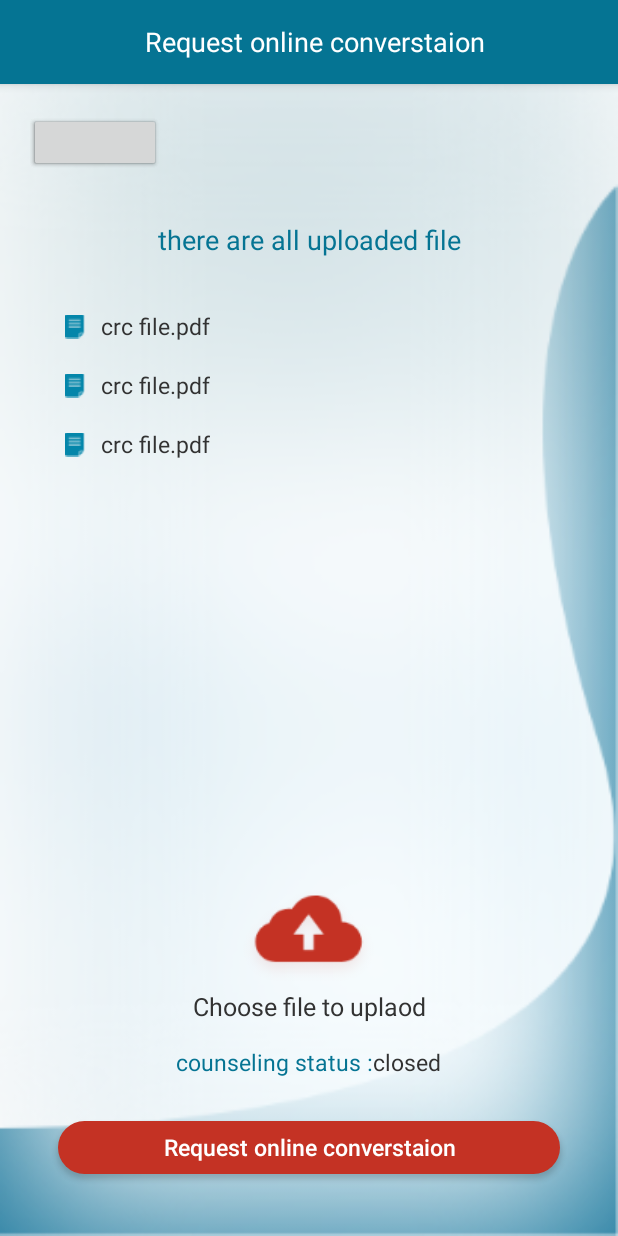
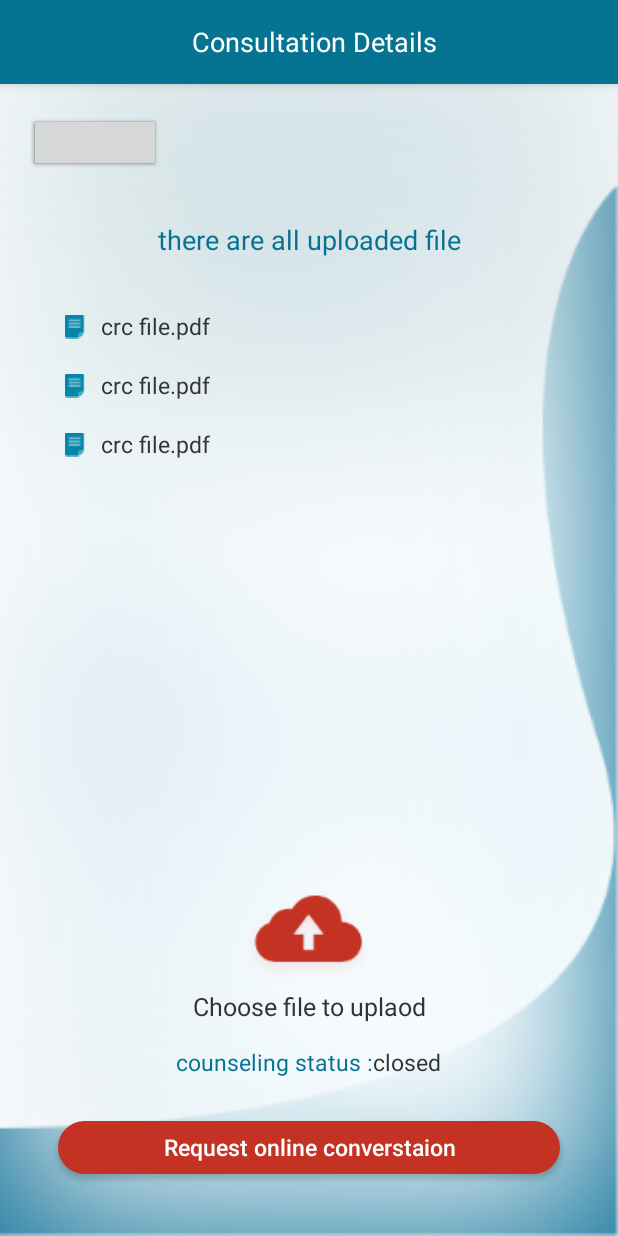
Before and after one commit to BeSolutionsMobile/KonsilAndroid, an Android app: the fragment fragment_files placed in its activity, on a phone screen of 412 x 824 dp. Run offline under Robolectric (Android 15) with nearby library versions, the light colour scheme and no system bars; our stand-ins replace Picasso, sdp/ssp sizes; libraries missing offline, so code that uses them is left out: co.ceryle.radiorealbutton; plain views replace RadioRealButton, RadioRealButtonGroup; pictures from the network do not load; 3 statements that could not run were skipped.

Commit message:
Amir Commit

```diff
--- a/app/build.gradle
+++ b/app/build.gradle
@@ -44,7 +44,7 @@ dependencies {
     implementation 'com.facebook.android:facebook-login:4.40.0'
     annotationProcessor 'com.jakewharton:butterknife-compiler:10.1.0'
     implementation 'co.infinum:goldfinger:1.1.1'
-    implementation 'com.github.ceryle:RadioRealButton:v2.1.1'
+    implementation 'com.github.patgdut:RadioRealButton:v2.1.2'
     implementation 'com.thoughtbot:expandablerecyclerview:1.3'
     implementation 'com.airbnb.android:lottie:2.7.0'
     implementation 'pl.droidsonroids.gif:android-gif-drawable:1.2.19'
--- a/app/src/main/java/com/besolutions/konsil/scenarios/scenario_Consulation_result/Controller/Consulation_result/consulation_result.java
+++ b/app/src/main/java/com/besolutions/konsil/scenarios/scenario_Consulation_result/Controller/Consulation_result/consulation_result.java
@@ -46,7 +46,7 @@ public class consulation_result extends AppCompatActivity {
         radioRealButtonGroup.setPosition(0);
 
         TextView title=(TextView)findViewById(R.id.title);
-        String req_online_con = getResources().getString(R.string.request_online_converstaion);
+        String req_online_con = "Consultation Details";
         title.setText(req_online_con);
 
     }
--- a/app/src/main/java/com/besolutions/konsil/scenarios/scenario_Consulation_result/Controller/Consulation_result/fragment_files/fragment_files.java
+++ b/app/src/main/java/com/besolutions/konsil/scenarios/scenario_Consulation_result/Controller/Consulation_result/fragment_files/fragment_files.java
@@ -1,16 +1,19 @@
 package com.besolutions.konsil.scenarios.scenario_Consulation_result.Controller.Consulation_result.fragment_files;
 
 
+import android.content.Intent;
 import android.os.Bundle;
 import android.support.v4.app.Fragment;
 import android.support.v7.widget.RecyclerView;
 import android.view.LayoutInflater;
 import android.view.View;
 import android.view.ViewGroup;
+import android.widget.Button;
 
 import com.besolutions.konsil.scenarios.scenario_Consulation_result.Controller.Consulation_result.fragment_report.model.file_list;
 import com.besolutions.konsil.scenarios.scenario_Consulation_result.Controller.Consulation_result.fragment_report.file_result_adapter;
 import com.besolutions.konsil.R;
+import com.besolutions.konsil.scenarios.scenario_request_online_conversation.Controller.request_online_conversation;
 import com.besolutions.konsil.utils.utils_adapter;
 
 import java.util.ArrayList;
@@ -21,6 +24,7 @@ import java.util.ArrayList;
 public class fragment_files extends Fragment {
        View view;
        RecyclerView list;
+       Button button;
 
     public fragment_files() {
         // Required empty public constructor
@@ -31,7 +35,7 @@ public class fragment_files extends Fragment {
     public View onCreateView(LayoutInflater inflater, ViewGroup container,
                              Bundle savedInstanceState) {
         // Inflate the layout for this fragment
-        view= inflater.inflate(R.layout.fragment_files, container, false);
+        view = inflater.inflate(R.layout.fragment_files, container, false);
         getData();
         return view;
     }
@@ -43,8 +47,18 @@ public class fragment_files extends Fragment {
         arrayList.add(new file_list("1","crc file.pdf"));
         arrayList.add(new file_list("1","crc file.pdf"));
 
-        list=(RecyclerView)view.findViewById(R.id.file_list);
+        list = view.findViewById(R.id.file_list);
         utils_adapter utils_adapter=new utils_adapter();
         utils_adapter.Adapter(list,new file_result_adapter(getActivity(),arrayList),getActivity());
+
+
+        button = view.findViewById(R.id.button);
+        button.setOnClickListener(new View.OnClickListener() {
+            @Override
+            public void onClick(View v) {
+
+                startActivity(new Intent(getActivity(), request_online_conversation.class));
+            }
+        });
     }
 }
--- a/app/src/main/java/com/besolutions/konsil/scenarios/scenario_Consulation_result/Controller/Consulation_result/fragment_message/Controller/fragement_msg.java
+++ b/app/src/main/java/com/besolutions/konsil/scenarios/scenario_Consulation_result/Controller/Consulation_result/fragment_message/Controller/fragement_msg.java
@@ -14,6 +14,7 @@ import com.besolutions.konsil.R;
 import com.besolutions.konsil.scenarios.scenario_Consulation_result.Controller.Consulation_result.fragment_message.model.consulation_list;
 import com.besolutions.konsil.scenarios.scenario_Consulation_result.Controller.Consulation_result.fragment_message.pattern.consulation_result_adapter;
 import com.besolutions.konsil.scenarios.scenario_online_conversation.Controller.online_conversation;
+import com.besolutions.konsil.scenarios.scenario_request_online_conversation.Controller.request_online_conversation;
 import com.besolutions.konsil.utils.utils_adapter;
 
 import java.util.ArrayList;
@@ -61,7 +62,7 @@ public class fragement_msg extends Fragment implements View.OnClickListener {
     public void onClick(View v) {
         if(v.getId()==R.id.req_online_conv)
         {
-            startActivity(new Intent(getActivity(), online_conversation.class));
+            startActivity(new Intent(getActivity(), request_online_conversation.class));
         }
     }
 }
--- a/app/src/main/java/com/besolutions/konsil/scenarios/scenario_Consulation_result/Controller/Consulation_result/fragment_report/Controller/fragment_report.java
+++ b/app/src/main/java/com/besolutions/konsil/scenarios/scenario_Consulation_result/Controller/Consulation_result/fragment_report/Controller/fragment_report.java
@@ -13,6 +13,7 @@ import android.widget.Button;
 import com.besolutions.konsil.R;
 import com.besolutions.konsil.scenarios.scenario_make_complaint.make_a_complaint;
 import com.besolutions.konsil.scenarios.scenario_online_conversation.Controller.online_conversation;
+import com.besolutions.konsil.scenarios.scenario_request_online_conversation.Controller.request_online_conversation;
 
 /**
  * A simple {@link Fragment} subclass.
@@ -45,7 +46,7 @@ public class fragment_report extends Fragment implements View.OnClickListener {
     public void onClick(View v) {
         if(v.getId()==R.id.req_online_conv)
         {
-            startActivity(new Intent(getActivity(), online_conversation.class));
+            startActivity(new Intent(getActivity(), request_online_conversation.class));
         }
         else if(v.getId()==R.id.make_complaint)
         {
--- a/app/src/main/res/layout/f_layout_tour.xml
+++ b/app/src/main/res/layout/f_layout_tour.xml
@@ -19,7 +19,7 @@
     <ImageView
         android:layout_width="match_parent"
         android:layout_height="@dimen/_120sdp"
-        android:src="@drawable/konzil_logo"/>
+        android:src="@drawable/konsilnew"/>
     <TextView
         android:layout_width="match_parent"
         android:layout_height="wrap_content"
--- a/app/src/main/res/layout/fragment_files.xml
+++ b/app/src/main/res/layout/fragment_files.xml
@@ -66,6 +66,7 @@
 
     </LinearLayout>
     <Button
+        android:id="@+id/button"
         android:layout_width="match_parent"
         android:layout_height="@dimen/_27sdp"
         android:layout_marginTop="@dimen/_10sdp"
--- a/app/src/main/res/values/strings.xml
+++ b/app/src/main/res/values/strings.xml
@@ -43,7 +43,7 @@
     <string name="add_your_name">Add Your Name</string>
     <string name="complaint_message">Complaint Message</string>
     <string name="complaint_type">Complaint Type</string>
-    <string name="consult_amp_chat"><![CDATA[Beraten & Chatten]]></string>
+    <string name="consult_amp_chat"><![CDATA[Consult & Chat]]></string>
     <string name="start">Start</string>
     <string name="skip">Skip</string>
     <string name="english">English</string>
```
Also changed, not shown: app/src/main/java/com/besolutions/konsil/scenarios/scenario_splash_screen/Controller/splash_screen.java (+1 -8 lines), app/src/main/res/layout/login.xml (+5 -5 lines), app/src/main/res/drawable-xxhdpi/konsilnew.png (added), 2 other files.
